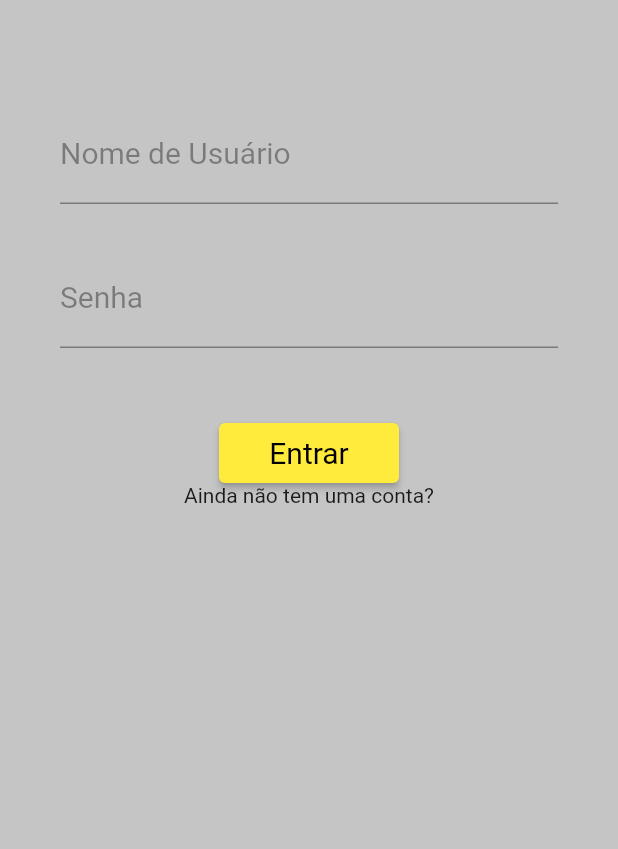
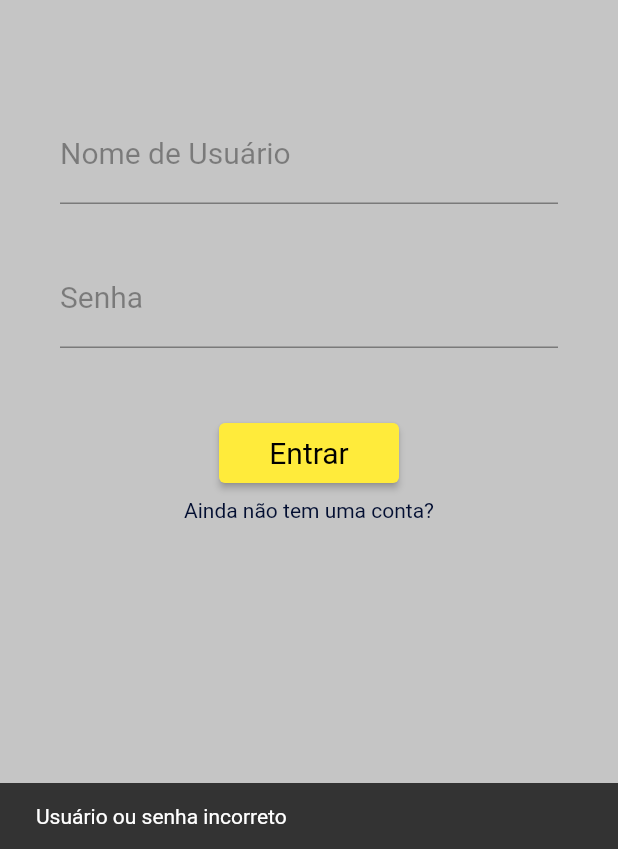
Before and after one commit to JucianKaue/Gym_APP, a Flutter app: the LoginPage screen opened directly, after a tap on "Entrar", on a phone screen of 412 x 824 dp, the part 387-1236 px from its top. Run offline on Flutter 3.47's test engine with Material 2 defaults, Android fonts, the phone set to English and light mode, and no system bars; our stand-ins replace brasil_fields, image_picker; missing offline and left inert: cpf_cnpj_validator, mysql1; network calls fail; Roboto replaces fonts that are missing (Hind).

Commit message:
Login Page Working

```diff
--- a/lib/main.dart
+++ b/lib/main.dart
@@ -4,6 +4,7 @@ import 'pages/welcome.page.dart';
 
 import 'package:gym_app/pages/register.page.dart';
 import 'package:gym_app/pages/personal/register.page.dart';
+import 'package:gym_app/pages/welcome.page.dart';
 
 
 void main() async {
@@ -49,8 +50,7 @@ class MyApp extends StatelessWidget {
           bodyText2: TextStyle(fontSize: 14.0, fontFamily: 'Hind'),
         )
       ),
-      // home: Welcomepage(),
-      home: RegisterPage(),
+      home: Welcomepage(),
     );
   }
 }
--- a/lib/pages/client/home.page.dart
+++ b/lib/pages/client/home.page.dart
@@ -4,14 +4,16 @@ import 'package:flutter/material.dart';
 import 'package:gym_app/pages/client/availabepersonals.page.dart';
 import 'package:gym_app/pages/client/profile.page.dart';
 
-class Homepage extends StatefulWidget {
-  Homepage({Key? key}) : super(key: key);
+class ClientHomepage extends StatefulWidget {
+  var clientId;
+
+  ClientHomepage(this.clientId, {Key? key}) : super(key: key);
 
   @override
-  State<Homepage> createState() => _HomepageState();
+  State<ClientHomepage> createState() => _ClientHomepageState();
 }
 
-class _HomepageState extends State<Homepage> {
+class _ClientHomepageState extends State<ClientHomepage> {
   int _indexPage = 0;
   late PageController pc;
 
--- a/lib/pages/login.page.dart
+++ b/lib/pages/login.page.dart
@@ -1,37 +1,38 @@
 import 'package:flutter/material.dart';
 import 'register.page.dart';
+import 'package:gym_app/mixins/validations_mixins.dart';
+import 'package:mysql1/mysql1.dart';
 
+import 'package:gym_app/pages/personal/home.page.dart';
+import 'package:gym_app/pages/client/home.page.dart';
 
-class LoginPage extends StatelessWidget {
-  final _emailController = TextEditingController();
-  final _passsword = TextEditingController();
+class LoginPage extends StatelessWidget with ValidationMixin {
+  final _usernameController = TextEditingController();
+  final _passwordController = TextEditingController();
 
   @override
   Widget build(BuildContext context) {
     return Scaffold(
       body: Container(
-        padding: EdgeInsets.only(
+        padding: const EdgeInsets.only(
           top: 60,
           left: 40,
           right: 40
         ),
-        color: Color.fromARGB(57, 12, 12, 12),
+        color: const Color.fromARGB(57, 12, 12, 12),
         child: ListView(
           children: <Widget> [
-            SizedBox(
-              height: 70,
-            ),
+            const SizedBox(height: 70),
             SizedBox(
               width: 128,
               height: 128,
               child: Image.asset('assets/logo.png'),
             ),
-            SizedBox(
-              height: 70,
-            ),
+            const SizedBox(height: 70),
             TextFormField(
               keyboardType: TextInputType.text,
-              decoration: InputDecoration(
+              controller: _usernameController,
+              decoration: const InputDecoration(
                 labelText: 'Nome de Usuário',
                 labelStyle: TextStyle(
                   color: Colors.black38,
@@ -39,15 +40,20 @@ class LoginPage extends StatelessWidget {
                   fontSize: 20
                   )
               ),
-              style: TextStyle(fontSize: 20),
+              style: const TextStyle(fontSize: 20),
+              validator: ((value) => combine([
+                        () => isNotEmpty(value),
+                        () => isValidUsername(value),
+                        () => minLength(value, 4),
+                        () => maxLength(value, 45)
+                      ])),
             ),
-            SizedBox(
-              height: 30,
-            ),
+            const SizedBox(height: 30),
             TextFormField(
               keyboardType: TextInputType.text,
               obscureText: true,
-              decoration: InputDecoration(
+              controller: _passwordController,
+              decoration: const InputDecoration(
                 labelText: "Senha",
                 labelStyle: TextStyle(
                   color: Colors.black38,
@@ -55,11 +61,14 @@ class LoginPage extends StatelessWidget {
                   fontSize: 20
                 )
               ),
-              style: TextStyle(fontSize: 20),
+              style: const TextStyle(fontSize: 20),
+              validator: ((value) => combine([
+                        () => isNotEmpty(value),
+                        () => isValidPassword(value),
+                        () => maxLength(value, 45)
+                      ])),
             ),
-            SizedBox(
-              height: 50,
-            ),
+            const SizedBox(height: 50),
             Center(
               child: SizedBox(
                 width: 120,
@@ -68,16 +77,41 @@ class LoginPage extends StatelessWidget {
                   style: ElevatedButton.styleFrom(
                     textStyle: const TextStyle(fontSize: 20)
                   ),
-                  onPressed: () {
+                  onPressed: () async {
+                    final conn = await MySqlConnection.connect(
+                              ConnectionSettings(
+                                host: '192.168.0.112',
+                                port: 3306,
+                                user: 'jucian',
+                                db: 'app_personal',
+                                password: 'Keua@54893',
+                                timeout: const Duration(seconds: 10)
+                              )
+                            );
 
+                    var user = await conn.query("SELECT id, typeuser FROM user WHERE username='${_usernameController.text}' AND password='${_passwordController.text}';");
+                    print(user);
+                    if (user.isEmpty) {
+                      ScaffoldMessenger.of(context).showSnackBar(
+                        SnackBar(content: Text('Usuário ou senha incorreto'))
+                      );
+                    } else {
+                      if (user.elementAt(0)[1] == 0) {
+                        Navigator.push(context, MaterialPageRoute(builder: (context) => ClientHomepage(user.elementAt(0)[0])));
+                      } else if (user.elementAt(0)[1] == 1) {
+                        Navigator.push(context, MaterialPageRoute(builder: (context) => PersonalHomepage(user.elementAt(0)[0])));
+                      }
+                    }
+                    print(user);
                   },
                   child: const Text('Entrar'),
                 ),
               ),
             ),
+            const SizedBox(height: 10),
             Center(
               child: InkWell(
-                child: Text('Ainda não tem uma conta?'),
+                child: const Text('Ainda não tem uma conta?', style: TextStyle(color: Color.fromARGB(255, 2, 14, 49)),),
                 onTap: () => Navigator.push(context, MaterialPageRoute(builder: (BuildContext context) => RegisterPage())),
               ),
             )
--- a/lib/pages/personal/home.page.dart
+++ b/lib/pages/personal/home.page.dart
@@ -5,14 +5,16 @@ import 'package:gym_app/pages/personal/clients.page.dart';
 import 'package:gym_app/pages/personal/profile.page.dart';
 import 'package:gym_app/pages/personal/todolist.page.dart';
 
-class Homepage extends StatefulWidget {
-  Homepage({Key? key}) : super(key: key);
+class PersonalHomepage extends StatefulWidget {
+  var personalId;
+
+  PersonalHomepage(this.personalId, {Key? key}) : super(key: key);
 
   @override
-  State<Homepage> createState() => _HomepageState();
+  State<PersonalHomepage> createState() => _PersonalHomepageState();
 }
 
-class _HomepageState extends State<Homepage> {
+class _PersonalHomepageState extends State<PersonalHomepage> {
   int _indexPage = 0;
   late PageController pc;
 
--- a/lib/pages/register.page.dart
+++ b/lib/pages/register.page.dart
@@ -4,9 +4,6 @@ import 'package:image_picker/image_picker.dart';
 import 'package:mysql1/mysql1.dart';
 import 'package:flutter/material.dart';
 
-import 'package:gym_app/utils.dart';
-
-import 'package:gym_app/pages/client/register.page.dart';
 import 'package:gym_app/pages/personal/register.page.dart';
 
 import 'dart:io';
--- a/lib/pages/welcome.page.dart
+++ b/lib/pages/welcome.page.dart
@@ -1,6 +1,7 @@
 import 'package:flutter/material.dart';
 
 import 'package:gym_app/pages/login.page.dart';
+import 'package:gym_app/pages/register.page.dart';
 
 class Welcomepage extends StatelessWidget {
 
@@ -27,6 +28,15 @@ class Welcomepage extends StatelessWidget {
               onPressed: () {
                 Navigator.push(context, MaterialPageRoute(builder: (context) => LoginPage()));
               },
+            ),
+            ElevatedButton(
+              style: ElevatedButton.styleFrom(
+                textStyle: const TextStyle(fontSize: 20),
+              ),
+              child: Text('REGISTER'),
+              onPressed: () {
+                Navigator.push(context, MaterialPageRoute(builder: (context) => RegisterPage()));
+              },
             )
           ],
 
```
Lines whose indentation alone changed are shown as unchanged.
